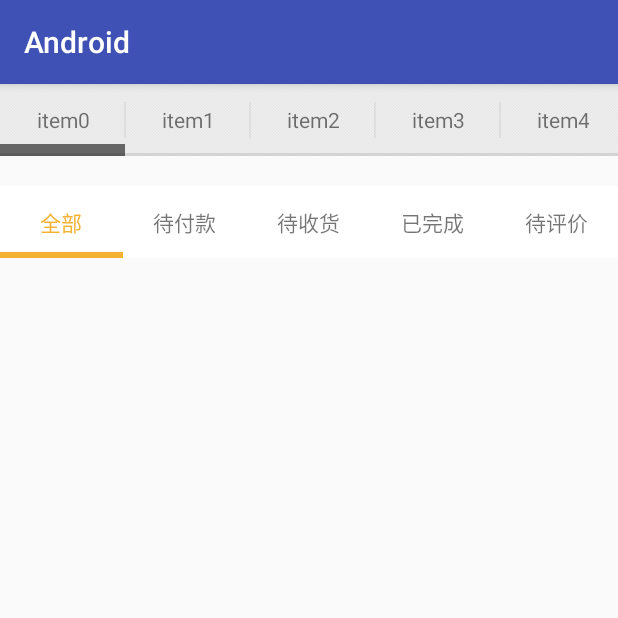
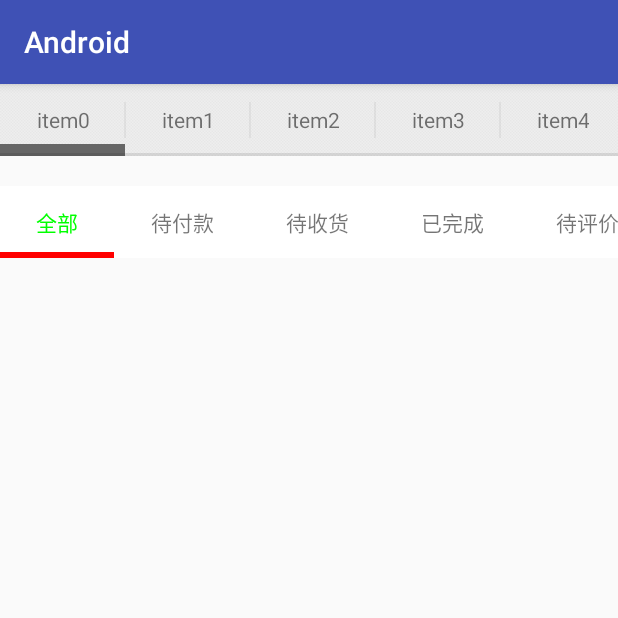
Before and after one commit to helloconch/Android, an Android app: the screen it shows after launch (NavigatorActivity), after a tap on "NAVIGATOR", on a phone screen of 412 x 824 dp, the top half of it. Run offline under Robolectric (Android 15) with nearby library versions, the phone set to English and light mode, and no system bars; our stand-ins replace ButterKnife, Volley.

Commit message:
update slidetag

```diff
--- a/app/src/main/java/com/android/navigator/NavigatorActivity.java
+++ b/app/src/main/java/com/android/navigator/NavigatorActivity.java
@@ -38,7 +38,7 @@ public class NavigatorActivity extends AppCompatActivity {
         }
 
 
-        String items[] = new String[]{"全部", "待付款", "待收货", "已完成", "待评价"};
+        String items[] = new String[]{"全部", "待付款", "待收货", "已完成", "待评价","待收货1", "已完成1", "待评价1"};
         slideTabs.addTextTab(items);
 
     }
--- a/app/src/main/java/com/android/testing/widget/navigation/SlideTabView.java
+++ b/app/src/main/java/com/android/testing/widget/navigation/SlideTabView.java
@@ -4,7 +4,6 @@ import android.annotation.SuppressLint;
 import android.content.Context;
 import android.content.res.TypedArray;
 import android.graphics.Canvas;
-import android.graphics.Color;
 import android.graphics.Paint;
 import android.graphics.Typeface;
 import android.os.Build;
@@ -29,10 +28,6 @@ import java.util.Locale;
  * 滑动View
  */
 public class SlideTabView extends HorizontalScrollView {
-    private static final int[] ATTRS = new int[]{
-            android.R.attr.textSize,
-            android.R.attr.textColor
-    };
 
     //默认
     private LinearLayout.LayoutParams defaultTabLayoutParams;
@@ -51,9 +46,7 @@ public class SlideTabView extends HorizontalScrollView {
     //分割线画笔
     private Paint dividerPaint;
     //指示器颜色
-    private int indicatorClolor = 0xFF666666;
-    //底部线条颜色
-    private int underlineColor = 0x1A000000;
+    private int underlineColor = 0xFF666666;
     //分割线颜色
     private int dividerColor = 0x1A000000;
     //是否展开
@@ -73,7 +66,7 @@ public class SlideTabView extends HorizontalScrollView {
     //分割线内边距
     private int dividerPadding = 12;
     //标签内边距
-    private int tabPadding = 0;
+    private int tabPadding = 24;
     //分割线宽度
     private int dividerWidth = 1;
     //标签页字体大小
@@ -81,7 +74,7 @@ public class SlideTabView extends HorizontalScrollView {
     //标签页字体颜色
     private int tabTextColor = 0xFF666666;
     //标签页选中颜色
-    private String tabSelectColor = "#f5b230";
+    private int tabSelectColor;
     //标签字体
     private Typeface tabTypeface = null;
     //标签字体样式
@@ -125,9 +118,12 @@ public class SlideTabView extends HorizontalScrollView {
         tabPadding = (int) TypedValue.applyDimension(TypedValue.COMPLEX_UNIT_DIP, tabPadding, dm);
         dividerWidth = (int) TypedValue.applyDimension(TypedValue.COMPLEX_UNIT_DIP, dividerWidth, dm);
         tabTextSize = (int) TypedValue.applyDimension(TypedValue.COMPLEX_UNIT_SP, tabTextSize, dm);
-        TypedArray a = context.obtainStyledAttributes(attrs, ATTRS);
-        tabTextSize = a.getDimensionPixelSize(0, tabTextSize);
-        tabTextColor = a.getColor(1, tabTextColor);
+
+        TypedArray a = context.obtainStyledAttributes(attrs, R.styleable.slideTagViewStyleable);
+        drawUnderline = a.getBoolean(R.styleable.slideTagViewStyleable_drawUnderline, true);
+        underlineColor = a.getColor(R.styleable.slideTagViewStyleable_underLineColor, underlineColor);
+        tabTextColor = a.getColor(R.styleable.slideTagViewStyleable_tabTextColor, tabTextColor);
+        tabSelectColor = a.getColor(R.styleable.slideTagViewStyleable_tabSelectColor, tabTextColor);
         a.recycle();
 
         rectPaint = new Paint();
@@ -157,7 +153,7 @@ public class SlideTabView extends HorizontalScrollView {
         for (int i = 0; i < items.length; i++) {
             TextView tab = new TextView(getContext());
             if (i == this.currentPosition) {
-                tab.setTextColor(Color.parseColor(tabSelectColor));
+                tab.setTextColor(tabSelectColor);
             }
             tab.setText(items[i]);
             tab.setGravity(Gravity.CENTER);
@@ -182,7 +178,7 @@ public class SlideTabView extends HorizontalScrollView {
      * @param resId
      */
     public void setIndicatorColorResource(int resId) {
-        this.indicatorClolor = getResources().getColor(resId);
+        this.underlineColor = getResources().getColor(resId);
         invalidate();
     }
 
@@ -284,7 +280,7 @@ public class SlideTabView extends HorizontalScrollView {
         final int height = getHeight();
 
         //开始绘制指示器
-        rectPaint.setColor(Color.parseColor(tabSelectColor));
+        rectPaint.setColor(tabSelectColor);
 
         //在当前选中位置处画线
         View currentTab = tabsContainer.getChildAt(currentPosition);
@@ -302,12 +298,13 @@ public class SlideTabView extends HorizontalScrollView {
             lineRight = (currentPositionOffset * nextTabRight + (1f - currentPositionOffset) * lineRight);
         }
 
-        canvas.drawRect(lineLeft, height - indicatorHeight, lineRight, height, rectPaint);
 
         // 绘制底部线条
         if (drawUnderline) {
             rectPaint.setColor(underlineColor);
-            canvas.drawRect(0, height - underlineHeight, tabsContainer.getWidth(), height, rectPaint);
+//            canvas.drawRect(0, height - underlineHeight, tabsContainer.getWidth(), height, rectPaint);
+            canvas.drawRect(lineLeft, height - indicatorHeight, lineRight, height, rectPaint);
+
         }
 
         //绘制分割线条
--- a/app/src/main/res/layout/activity_navigator.xml
+++ b/app/src/main/res/layout/activity_navigator.xml
@@ -2,6 +2,7 @@
 <LinearLayout xmlns:android="http://schemas.android.com/apk/res/android"
     android:layout_width="match_parent"
     android:layout_height="match_parent"
+    xmlns:app="http://schemas.android.com/apk/res-auto"
     android:orientation="vertical">
 
 
@@ -18,6 +19,8 @@
         android:id="@+id/slideTabs"
         android:layout_width="match_parent"
         android:layout_height="48dp"
+        app:underLineColor="#f00"
+        app:tabSelectColor="#0f0"
         android:layout_marginTop="20dp"
         android:background="@color/white">
 
--- a/app/src/main/res/values/attrs.xml
+++ b/app/src/main/res/values/attrs.xml
@@ -24,4 +24,11 @@
     </declare-styleable>
 
 
+    <declare-styleable name="slideTagViewStyleable">
+        <attr name="underLineColor" format="color" />
+        <attr name="drawUnderline" format="boolean" />
+        <attr name="tabTextColor" format="color" />
+        <attr name="tabSelectColor" format="color" />
+    </declare-styleable>
+
 </resources>
```
